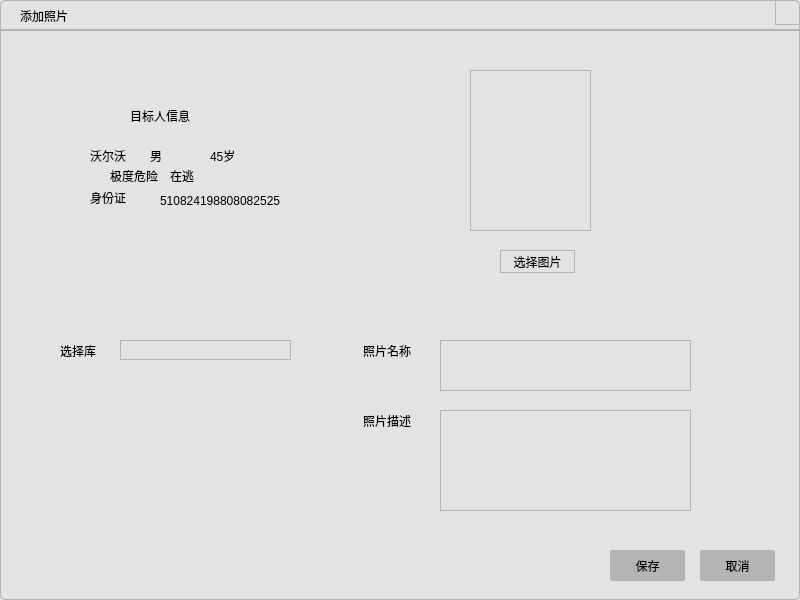
zhangjianscc/ZMClient, file UIModule/addtargetpersonimage.ui: the form before one commit.
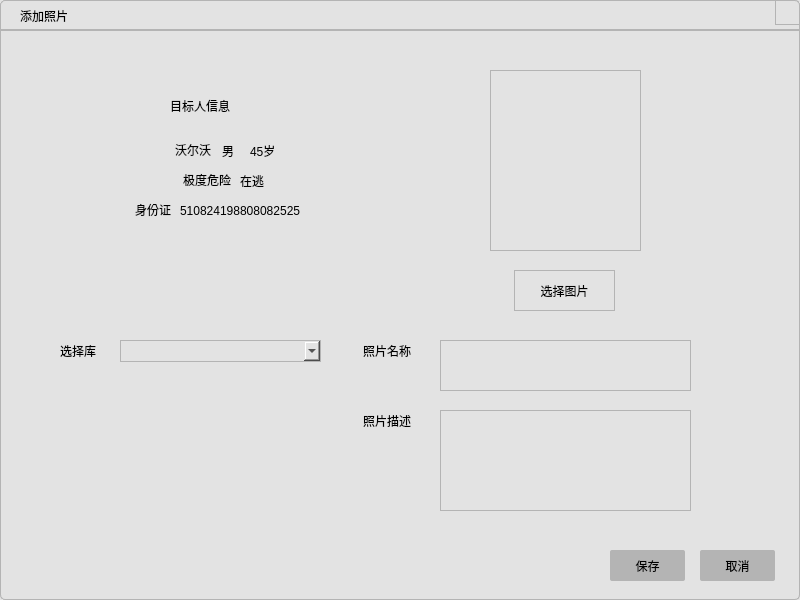
The form after the commit.

What changed in the file:
```diff
--- a/UIModule/addtargetpersonimage.ui
+++ b/UIModule/addtargetpersonimage.ui
@@ -159,9 +159,9 @@
      <widget class="QLabel" name="label_2">
       <property name="geometry">
        <rect>
-        <x>130</x>
-        <y>70</y>
-        <width>111</width>
+        <x>170</x>
+        <y>60</y>
+        <width>131</width>
         <height>31</height>
        </rect>
       </property>
@@ -177,10 +177,10 @@
      <widget class="QLabel" name="label_3">
       <property name="geometry">
        <rect>
-        <x>90</x>
-        <y>120</y>
-        <width>54</width>
-        <height>12</height>
+        <x>140</x>
+        <y>110</y>
+        <width>71</width>
+        <height>20</height>
        </rect>
       </property>
       <property name="styleSheet">
@@ -190,14 +190,17 @@
       <property name="text">
        <string>沃尔沃</string>
       </property>
+      <property name="alignment">
+       <set>Qt::AlignRight|Qt::AlignTrailing|Qt::AlignVCenter</set>
+      </property>
      </widget>
      <widget class="QLabel" name="label_4">
       <property name="geometry">
        <rect>
-        <x>150</x>
-        <y>120</y>
-        <width>54</width>
-        <height>12</height>
+        <x>220</x>
+        <y>110</y>
+        <width>16</width>
+        <height>21</height>
        </rect>
       </property>
       <property name="styleSheet">
@@ -207,14 +210,17 @@
       <property name="text">
        <string>男</string>
       </property>
+      <property name="alignment">
+       <set>Qt::AlignCenter</set>
+      </property>
      </widget>
      <widget class="QLabel" name="label_5">
       <property name="geometry">
        <rect>
-        <x>210</x>
-        <y>120</y>
-        <width>54</width>
-        <height>12</height>
+        <x>250</x>
+        <y>110</y>
+        <width>71</width>
+        <height>21</height>
        </rect>
       </property>
       <property name="styleSheet">
@@ -228,10 +234,10 @@
      <widget class="QLabel" name="label_6">
       <property name="geometry">
        <rect>
-        <x>110</x>
+        <x>150</x>
         <y>140</y>
-        <width>54</width>
-        <height>12</height>
+        <width>81</width>
+        <height>20</height>
        </rect>
       </property>
       <property name="styleSheet">
@@ -241,14 +247,17 @@
       <property name="text">
        <string>极度危险</string>
       </property>
+      <property name="alignment">
+       <set>Qt::AlignRight|Qt::AlignTrailing|Qt::AlignVCenter</set>
+      </property>
      </widget>
      <widget class="QLabel" name="label_7">
       <property name="geometry">
        <rect>
-        <x>170</x>
+        <x>240</x>
         <y>140</y>
-        <width>54</width>
-        <height>12</height>
+        <width>71</width>
+        <height>21</height>
        </rect>
       </property>
       <property name="styleSheet">
@@ -262,10 +271,10 @@
      <widget class="QLabel" name="label_8">
       <property name="geometry">
        <rect>
-        <x>90</x>
-        <y>160</y>
-        <width>54</width>
-        <height>16</height>
+        <x>100</x>
+        <y>170</y>
+        <width>71</width>
+        <height>20</height>
        </rect>
       </property>
       <property name="styleSheet">
@@ -275,14 +284,17 @@
       <property name="text">
        <string>身份证</string>
       </property>
+      <property name="alignment">
+       <set>Qt::AlignRight|Qt::AlignTrailing|Qt::AlignVCenter</set>
+      </property>
      </widget>
      <widget class="QLabel" name="label_9">
       <property name="geometry">
        <rect>
-        <x>470</x>
+        <x>490</x>
         <y>40</y>
-        <width>121</width>
-        <height>161</height>
+        <width>151</width>
+        <height>181</height>
        </rect>
       </property>
       <property name="styleSheet">
@@ -296,10 +308,10 @@
      <widget class="QPushButton" name="pushButton_4">
       <property name="geometry">
        <rect>
-        <x>500</x>
-        <y>220</y>
-        <width>75</width>
-        <height>23</height>
+        <x>514</x>
+        <y>240</y>
+        <width>101</width>
+        <height>41</height>
        </rect>
       </property>
       <property name="styleSheet">
@@ -389,9 +401,9 @@
      <widget class="QLabel" name="label_13">
       <property name="geometry">
        <rect>
-        <x>160</x>
-        <y>160</y>
-        <width>131</width>
+        <x>180</x>
+        <y>170</y>
+        <width>181</width>
         <height>21</height>
        </rect>
       </property>
@@ -403,13 +415,13 @@
        <string>510824198808082525</string>
       </property>
      </widget>
-     <widget class="QLineEdit" name="lineEdit_3">
+     <widget class="QComboBox" name="m_comboLib">
       <property name="geometry">
        <rect>
         <x>120</x>
         <y>310</y>
-        <width>171</width>
-        <height>20</height>
+        <width>201</width>
+        <height>22</height>
        </rect>
       </property>
       <property name="styleSheet">
```
Left out of the diff: 47 changed lines with no effect on the pictures.
